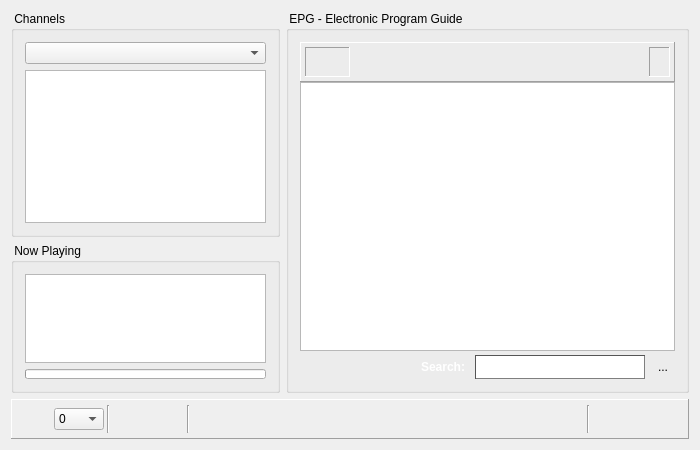
code-google-com/vlc-record, file vlc-record/recorder.ui: the form before one commit.
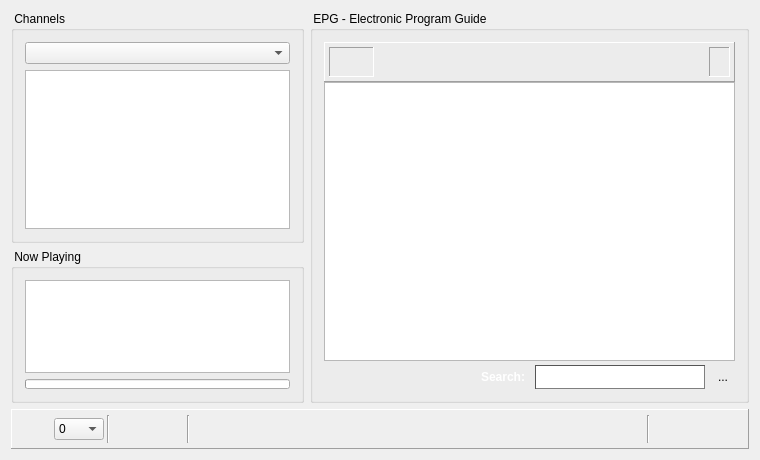
The form after the commit. Icons and pictures are not drawn. Custom widgets are drawn as their Qt base class.

What changed in the file:
```diff
--- a/vlc-record/recorder.ui
+++ b/vlc-record/recorder.ui
@@ -6,8 +6,8 @@
    <rect>
     <x>0</x>
     <y>0</y>
-    <width>700</width>
-    <height>450</height>
+    <width>760</width>
+    <height>460</height>
    </rect>
   </property>
   <property name="windowTitle">
```
